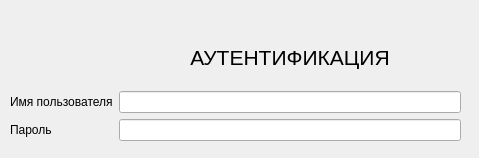
RedjinaldCray/dataOdStidents, file DataOfStudents/authentication.ui: the form before one commit.
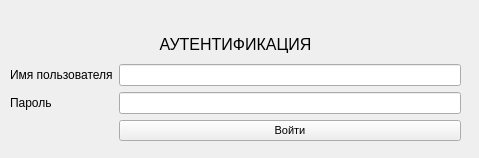
The form after the commit.

Commit message: authentication v.0.1 | .gitignore

Diff of the .ui file:
```diff
--- a/DataOfStudents/authentication.ui
+++ b/DataOfStudents/authentication.ui
@@ -10,6 +10,11 @@
     <height>158</height>
    </rect>
   </property>
+  <property name="font">
+   <font>
+    <pointsize>7</pointsize>
+   </font>
+  </property>
   <property name="windowTitle">
    <string>Form</string>
   </property>
@@ -23,6 +28,9 @@
     </rect>
    </property>
    <layout class="QGridLayout" name="gridLayout">
+    <item row="2" column="1">
+     <widget class="QLineEdit" name="lineUserName"/>
+    </item>
     <item row="0" column="1">
      <spacer name="horizontalSpacer">
       <property name="orientation">
@@ -36,18 +44,13 @@
       </property>
      </spacer>
     </item>
-    <item row="2" column="0">
-     <widget class="QLabel" name="label_user_name">
-      <property name="text">
-       <string>Имя пользователя</string>
-      </property>
-     </widget>
-    </item>
-    <item row="2" column="1">
-     <widget class="QLineEdit" name="lineUserName"/>
-    </item>
     <item row="3" column="0">
      <widget class="QLabel" name="label_user_password">
+      <property name="font">
+       <font>
+        <pointsize>9</pointsize>
+       </font>
+      </property>
       <property name="text">
        <string>Пароль</string>
       </property>
@@ -56,11 +59,23 @@
     <item row="3" column="1">
      <widget class="QLineEdit" name="lineUserPassword"/>
     </item>
-    <item row="1" column="1">
+    <item row="2" column="0">
+     <widget class="QLabel" name="label_user_name">
+      <property name="font">
+       <font>
+        <pointsize>9</pointsize>
+       </font>
+      </property>
+      <property name="text">
+       <string>Имя пользователя</string>
+      </property>
+     </widget>
+    </item>
+    <item row="1" column="0" colspan="2">
      <widget class="QLabel" name="labelAuthentication">
       <property name="font">
        <font>
-        <pointsize>16</pointsize>
+        <pointsize>12</pointsize>
        </font>
       </property>
       <property name="text">
@@ -71,6 +86,18 @@
       </property>
      </widget>
     </item>
+    <item row="4" column="1">
+     <widget class="QPushButton" name="btnEnterVerify">
+      <property name="font">
+       <font>
+        <pointsize>8</pointsize>
+       </font>
+      </property>
+      <property name="text">
+       <string>Войти</string>
+      </property>
+     </widget>
+    </item>
    </layout>
   </widget>
  </widget>
```
The commit also changes 14 other files.
